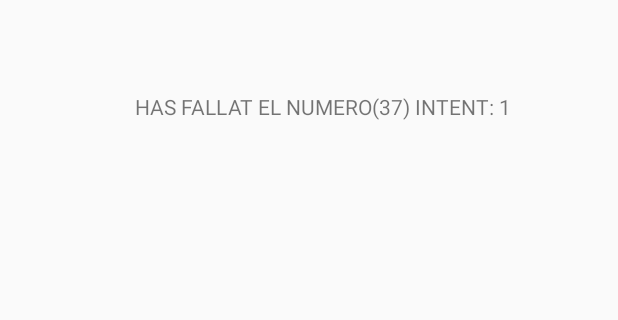
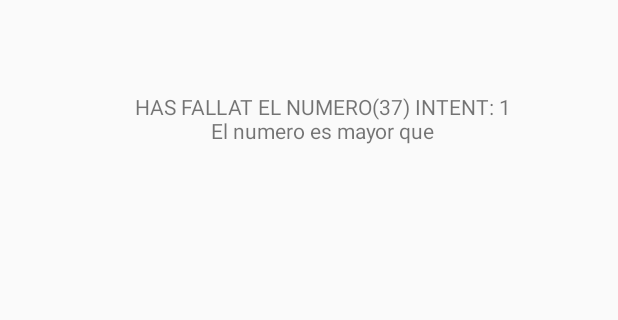
Before and after one commit to imac1080/M8pt3, an Android app: the screen it shows after launch (MainActivity), after a tap on "BUTTON", on a phone screen of 412 x 824 dp, the part 568-888 px from its top. Run offline under Robolectric (Android 15) with nearby library versions, the phone set to English and light mode, and no system bars; 2 statements that could not run were skipped.

Commit message:
segundo commit

```diff
--- a/app/src/main/java/com/example/m8button/MainActivity.java
+++ b/app/src/main/java/com/example/m8button/MainActivity.java
@@ -30,7 +30,13 @@ public class MainActivity extends AppCompatActivity {
                     textView2.setText("HAS ENCERTAT EL NUMERO "+number.getText());
                 }else {
                     intentos++;
-                    textView2.setText("HAS FALLAT EL NUMERO("+random+") INTENT: "+intentos);
+                    String texto= "HAS FALLAT EL NUMERO("+random+") INTENT: "+intentos;
+                    if (random<Integer.parseInt(String.valueOf(number.getText()))){
+                            texto=texto+"\n El numero es menor que "+number.getText();
+                    }else{
+                            texto=texto+"\n El numero es mayor que "+number.getText();
+                        }
+                    textView2.setText(texto);
                 }
             }
     });
--- a/app/src/main/res/layout/activity_main.xml
+++ b/app/src/main/res/layout/activity_main.xml
@@ -14,7 +14,6 @@
         android:layout_marginTop="69dp"
         android:layout_marginEnd="158dp"
         android:layout_marginBottom="240dp"
-        android:onClick="boton"
         android:text="@string/button"
         app:layout_constraintBottom_toBottomOf="parent"
         app:layout_constraintEnd_toEndOf="parent"
@@ -50,7 +49,7 @@
         android:layout_marginTop="135dp"
         android:layout_marginEnd="168dp"
         android:layout_marginBottom="273dp"
-        android:text="@string/textview"
+        android:text=""
         android:textAlignment="center"
         app:layout_constraintBottom_toBottomOf="parent"
         app:layout_constraintEnd_toEndOf="parent"
```
